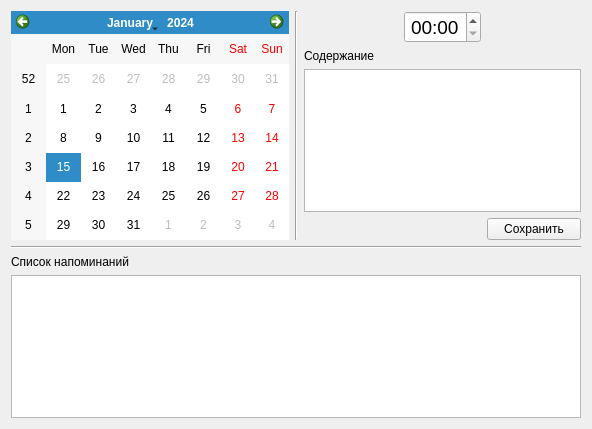
Qt form RemindersDialog.ui (okostynchuk/Outcall) before a commit.
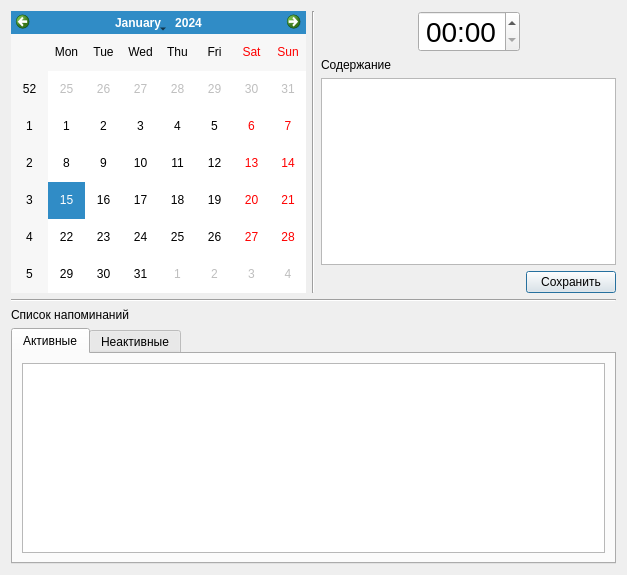
The same form after that commit.

Commit message: added working reminders (without popup)

Patch:
```diff
--- a/RemindersDialog.ui
+++ b/RemindersDialog.ui
@@ -6,8 +6,8 @@
    <rect>
     <x>0</x>
     <y>0</y>
-    <width>592</width>
-    <height>429</height>
+    <width>627</width>
+    <height>575</height>
    </rect>
   </property>
   <property name="windowTitle">
@@ -15,11 +15,13 @@
   </property>
   <layout class="QGridLayout" name="gridLayout_2">
    <item row="0" column="0">
-    <layout class="QVBoxLayout" name="verticalLayout">
-     <item>
       <layout class="QHBoxLayout" name="horizontalLayout">
        <item>
-        <widget class="QCalendarWidget" name="calendarWidget"/>
+      <widget class="QCalendarWidget" name="calendarWidget">
+       <property name="focusPolicy">
+        <enum>Qt::StrongFocus</enum>
+       </property>
+      </widget>
        </item>
        <item>
         <widget class="Line" name="line">
@@ -30,6 +32,66 @@
        </item>
        <item>
         <layout class="QGridLayout" name="gridLayout">
+       <item row="4" column="0" colspan="2">
+        <spacer name="horizontalSpacer_3">
+         <property name="orientation">
+          <enum>Qt::Horizontal</enum>
+         </property>
+         <property name="sizeHint" stdset="0">
+          <size>
+           <width>40</width>
+           <height>20</height>
+          </size>
+         </property>
+        </spacer>
+       </item>
+       <item row="2" column="0" colspan="3">
+        <widget class="QTextEdit" name="textEdit">
+         <property name="font">
+          <font>
+           <pointsize>8</pointsize>
+          </font>
+         </property>
+         <property name="focusPolicy">
+          <enum>Qt::StrongFocus</enum>
+         </property>
+         <property name="tabChangesFocus">
+          <bool>true</bool>
+         </property>
+        </widget>
+       </item>
+       <item row="0" column="0">
+        <spacer name="horizontalSpacer_4">
+         <property name="orientation">
+          <enum>Qt::Horizontal</enum>
+         </property>
+         <property name="sizeHint" stdset="0">
+          <size>
+           <width>40</width>
+           <height>20</height>
+          </size>
+         </property>
+        </spacer>
+       </item>
+       <item row="4" column="2">
+        <widget class="QPushButton" name="saveButton">
+         <property name="maximumSize">
+          <size>
+           <width>16777215</width>
+           <height>16777215</height>
+          </size>
+         </property>
+         <property name="focusPolicy">
+          <enum>Qt::StrongFocus</enum>
+         </property>
+         <property name="layoutDirection">
+          <enum>Qt::LeftToRight</enum>
+         </property>
+         <property name="text">
+          <string>Сохранить</string>
+         </property>
+        </widget>
+       </item>
          <item row="0" column="2">
           <spacer name="horizontalSpacer_2">
            <property name="orientation">
@@ -37,7 +99,7 @@
            </property>
            <property name="sizeHint" stdset="0">
             <size>
-             <width>40</width>
+           <width>80</width>
              <height>20</height>
             </size>
            </property>
@@ -47,7 +109,7 @@
           <widget class="QTimeEdit" name="timeEdit">
            <property name="font">
             <font>
-             <pointsize>14</pointsize>
+           <pointsize>21</pointsize>
              <weight>50</weight>
              <bold>false</bold>
              <kerning>true</kerning>
@@ -79,39 +141,7 @@
            </property>
           </widget>
          </item>
-         <item row="3" column="2">
-          <widget class="QPushButton" name="saveButton">
-           <property name="focusPolicy">
-            <enum>Qt::NoFocus</enum>
-           </property>
-           <property name="text">
-            <string>Сохранить</string>
-           </property>
-          </widget>
-         </item>
-         <item row="2" column="0" colspan="3">
-          <widget class="QTextEdit" name="textEdit">
-           <property name="font">
-            <font>
-             <pointsize>8</pointsize>
-            </font>
-           </property>
-          </widget>
-         </item>
-         <item row="0" column="0">
-          <spacer name="horizontalSpacer">
-           <property name="orientation">
-            <enum>Qt::Horizontal</enum>
-           </property>
-           <property name="sizeHint" stdset="0">
-            <size>
-             <width>40</width>
-             <height>20</height>
-            </size>
-           </property>
-          </spacer>
-         </item>
-         <item row="1" column="0" colspan="2">
+       <item row="1" column="0" colspan="3">
           <widget class="QLabel" name="label_2">
            <property name="text">
             <string>Содержание</string>
@@ -122,13 +152,15 @@
        </item>
       </layout>
      </item>
-     <item>
+   <item row="1" column="0">
       <widget class="Line" name="line_2">
        <property name="orientation">
         <enum>Qt::Horizontal</enum>
        </property>
       </widget>
      </item>
+   <item row="2" column="0">
+    <layout class="QVBoxLayout" name="verticalLayout">
      <item>
       <widget class="QLabel" name="label">
        <property name="text">
@@ -137,17 +169,52 @@
       </widget>
      </item>
      <item>
-      <widget class="QTableView" name="tableView"/>
-     </item>
-    </layout>
-   </item>
-  </layout>
-  <zorder>saveButton</zorder>
-  <zorder>timeEdit</zorder>
-  <zorder>calendarWidget</zorder>
-  <zorder>tableView</zorder>
-  <zorder>textEdit</zorder>
- </widget>
+      <widget class="QTabWidget" name="tabWidget">
+       <property name="focusPolicy">
+        <enum>Qt::StrongFocus</enum>
+       </property>
+       <property name="currentIndex">
+        <number>0</number>
+       </property>
+       <widget class="QWidget" name="tab">
+        <attribute name="title">
+         <string>Активные</string>
+        </attribute>
+        <layout class="QGridLayout" name="gridLayout_4">
+         <item row="0" column="0">
+          <widget class="QTableView" name="tableView">
+           <property name="focusPolicy">
+            <enum>Qt::ClickFocus</enum>
+           </property>
+          </widget>
+         </item>
+        </layout>
+       </widget>
+       <widget class="QWidget" name="tab_2">
+        <attribute name="title">
+         <string>Неактивные</string>
+        </attribute>
+        <layout class="QGridLayout" name="gridLayout_3">
+         <item row="0" column="0">
+          <widget class="QTableView" name="tableView_2">
+           <property name="focusPolicy">
+            <enum>Qt::ClickFocus</enum>
+           </property>
+          </widget>
+         </item>
+        </layout>
+       </widget>
+      </widget>
+     </item>
+    </layout>
+   </item>
+  </layout>
+ </widget>
+ <tabstops>
+  <tabstop>calendarWidget</tabstop>
+  <tabstop>timeEdit</tabstop>
+  <tabstop>textEdit</tabstop>
+ </tabstops>
  <resources/>
  <connections/>
 </ui>
```
Left out of the diff: 3 changed lines with no effect on the pictures. Lines whose indentation alone changed are shown as unchanged. The commit also changes 9 other files.
